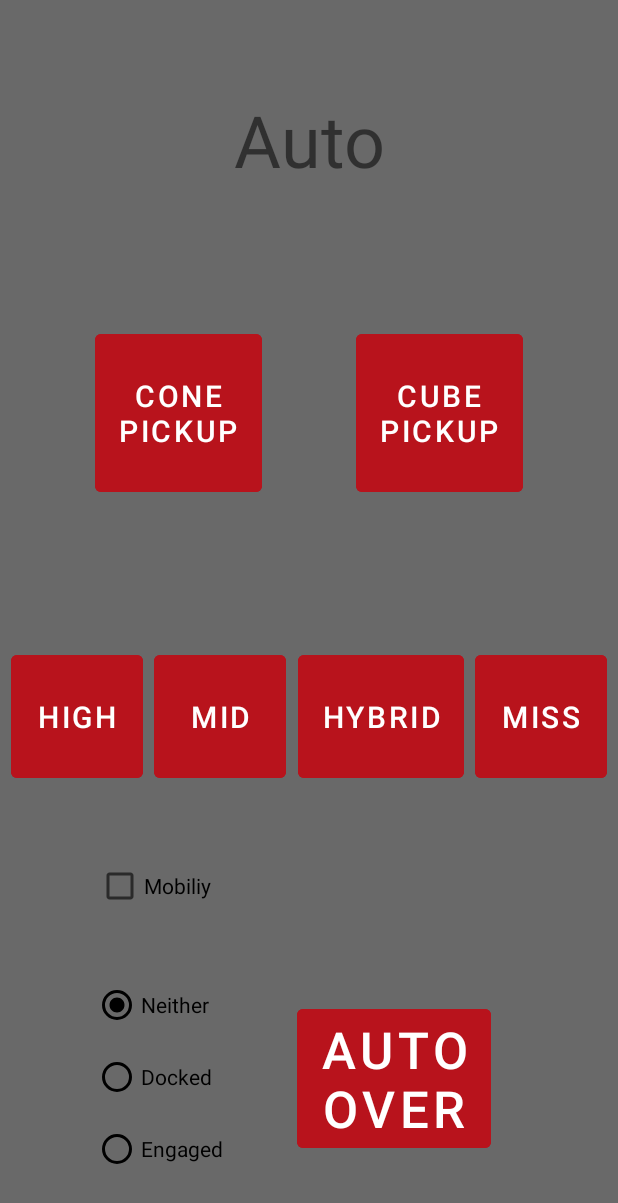
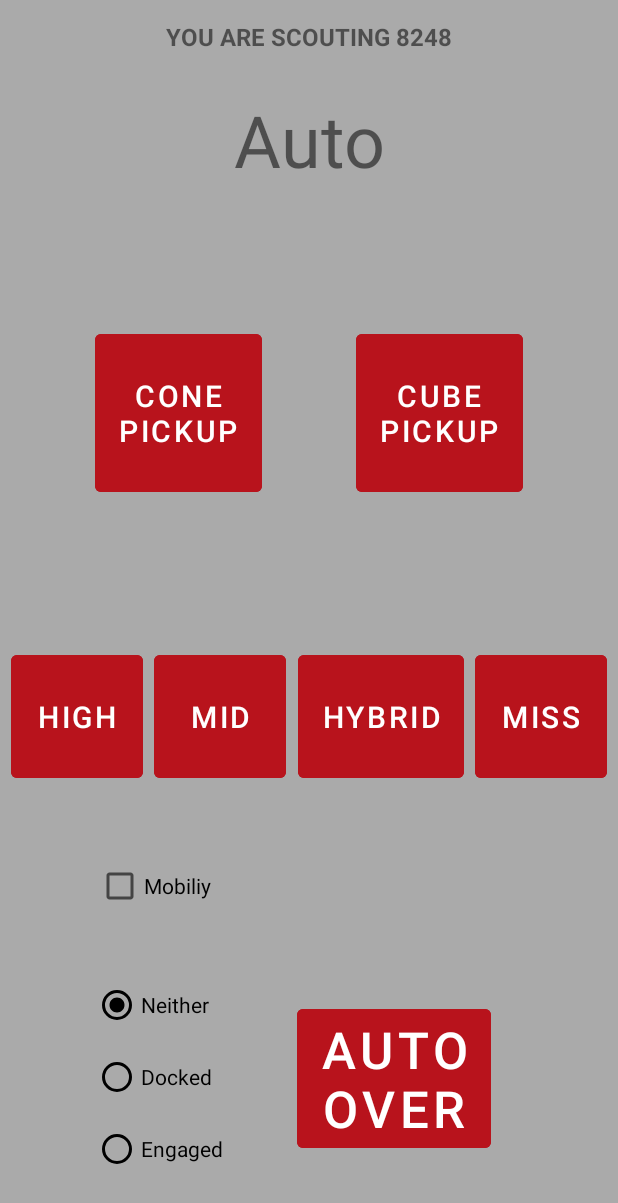
Before and after one commit to mojo626/ChainLynx-Scouting-App, an Android app: the MatchSetup screen opened directly, with no data from a screen before it, after a tap on "NEXT", on a phone screen of 412 x 824 dp. Shown: the top 1203 px of the screen. Run offline under Robolectric (Android 15) with nearby library versions, the phone set to English and light mode, and no system bars; 10 statements that could not run were skipped.

Commit message:
I added even more functionality including: - transferring text files to devices before compitition, so that you only have to input the match number and the device automatically knows the team number and alliance - some more UI changes including text at the top of the scouting screens telling you which team and match you are scouting

```diff
--- a/app/build.gradle
+++ b/app/build.gradle
@@ -33,6 +33,9 @@ dependencies {
     implementation 'androidx.appcompat:appcompat:1.6.0'
     implementation 'com.google.android.material:material:1.7.0'
     implementation 'androidx.constraintlayout:constraintlayout:2.1.4'
+    implementation 'com.google.android.gms:play-services-vision:11.8.0'
+    implementation 'com.github.jitpack:android-example:1.0.1'
+    implementation 'com.github.mik3y:usb-serial-for-android:3.4.6'
     testImplementation 'junit:junit:4.13.2'
     androidTestImplementation 'androidx.test.ext:junit:1.1.5'
     androidTestImplementation 'androidx.test.espresso:espresso-core:3.5.1'
--- a/app/src/main/java/com/example/chainlynxscoutingapp/AutoScouting.java
+++ b/app/src/main/java/com/example/chainlynxscoutingapp/AutoScouting.java
@@ -36,6 +36,8 @@ public class AutoScouting extends AppCompatActivity {
             data = extras.getString("data");
             //The key argument here must match that used in the other activity
         }
+        TextView text = (TextView)findViewById(R.id.teamScouting);
+        text.setText("YOU ARE SCOUTING " + data.split("/")[2] + " IN MATCH " + data.split("")[1]);
 
         Button coneScoredButton = findViewById(R.id.autoConePickup);
         coneScoredButton.setOnClickListener(new View.OnClickListener() {
--- a/app/src/main/java/com/example/chainlynxscoutingapp/MatchSetup.java
+++ b/app/src/main/java/com/example/chainlynxscoutingapp/MatchSetup.java
@@ -5,10 +5,16 @@ import androidx.appcompat.app.AppCompatActivity;
 import android.content.Intent;
 import android.os.Bundle;
 import android.provider.MediaStore;
+import android.util.Log;
 import android.view.View;
 import android.widget.Button;
 import android.widget.EditText;
 import android.widget.RadioGroup;
+
+import java.io.File;
+import java.io.FileInputStream;
+import java.io.FileNotFoundException;
+import java.io.IOException;
 
 public class MatchSetup extends AppCompatActivity {
 
@@ -18,26 +24,76 @@ public class MatchSetup extends AppCompatActivity {
         setContentView(R.layout.activity_match_setup);
 
 
+
+
         Button nextButton = findViewById(R.id.nextButton);
         nextButton.setOnClickListener(new View.OnClickListener() {
             public void onClick(View view) {
                 EditText matchNumber = findViewById(R.id.matchNumberInput);
-                EditText teamNumber = findViewById(R.id.teamNumberInput);
-                RadioGroup blueRedTeam = findViewById(R.id.blueRedGroup);
-                String team = "";
+//                EditText teamNumber = findViewById(R.id.teamNumberInput);
+//                RadioGroup blueRedTeam = findViewById(R.id.blueRedGroup);
+//                String team = "";
+//
+//                if (blueRedTeam.getCheckedRadioButtonId() == R.id.blueRadioButton)
+//                {
+//                    team = "Blue";
+//                } else {
+//                    team = "Red";
+//                }
 
-                if (blueRedTeam.getCheckedRadioButtonId() == R.id.blueRadioButton)
-                {
-                    team = "Blue";
-                } else {
-                    team = "Red";
+
+                String data = "";
+                try {
+                    data = getFileContent("/storage/sdcard0/ChainLynxScouting/tabletDataTeam0.txt"); //TODO Change the file name depending on which tablet it is
+                } catch (IOException e) {
+                    throw new RuntimeException(e);
                 }
+                int index = data.indexOf("/" + matchNumber.getText().toString() + "/");
+                String str1 = data.substring(index + 2 + matchNumber.getText().toString().length(), data.length()); //get the string of data after the match number
+                String[] str2 = str1.split("/"); //get the data from the last string before the next "/"
+                String teamAlliance = str2[0];
 
-                String value = matchNumber.getText().toString() + "/" + team + "/" + teamNumber.getText().toString() + "/";
+                String[] str3 = str2[1].split("/"); //Get the data before the next "/"
+                String teamNum = str3[0];
+                Log.d("test", str3[0]);
+
+
+
+                String value = matchNumber.getText().toString() + "/" + teamAlliance + "/" + teamNum.substring(3, teamNum.length()) + "/";
                 Intent i = new Intent(MatchSetup.this, AutoScouting.class);
                 i.putExtra("data", value);
                 startActivity(i);
             }
         });
     }
+
+    private String getFileContent(String targetFilePath) throws IOException {
+        File file = new File(targetFilePath);
+        FileInputStream fileInputStream = null;
+        try {
+            fileInputStream = new FileInputStream(file);
+        } catch (FileNotFoundException e) {
+            e.printStackTrace();
+        }
+
+        StringBuilder sb = null;
+        while (fileInputStream.available() > 0) {
+            if (null == sb) {
+                sb = new StringBuilder();
+            }
+            sb.append((char) fileInputStream.read());
+        }
+
+        String fileContent = null;
+        if (null != sb) {
+            fileContent = sb.toString();
+            // This is your file content in String.
+        }
+        try {
+            fileInputStream.close();
+        } catch (Exception e) {
+            e.printStackTrace();
+        }
+        return fileContent;
+    }
 }
--- a/app/src/main/java/com/example/chainlynxscoutingapp/TeleopScouting.java
+++ b/app/src/main/java/com/example/chainlynxscoutingapp/TeleopScouting.java
@@ -5,6 +5,7 @@ import androidx.appcompat.app.AppCompatActivity;
 import android.content.Intent;
 import android.graphics.Color;
 import android.os.Bundle;
+import android.util.Log;
 import android.view.View;
 import android.widget.Button;
 import android.widget.RadioGroup;
@@ -12,7 +13,7 @@ import android.widget.TextView;
 
 public class TeleopScouting extends AppCompatActivity {
 
-    private int teleopHighConesScored = 0;
+    public int teleopHighConesScored = 0;
     private int teleopHighCubesScored = 0;
     private int teleopMidConesScored = 0;
     private int teleopMidCubesScored = 0;
@@ -35,6 +36,8 @@ public class TeleopScouting extends AppCompatActivity {
             data = extras.getString("data");
             //The key argument here must match that used in the other activity
         }
+        TextView text = (TextView)findViewById(R.id.teamScouting2);
+        text.setText("YOU ARE SCOUTING " + data.split("/")[2] + " IN MATCH " + data.split("")[1]);
 
         Button coneScoredButton = findViewById(R.id.teleopConePickup);
         coneScoredButton.setOnClickListener(new View.OnClickListener() {
--- a/app/src/main/res/layout/activity_auto_scouting.xml
+++ b/app/src/main/res/layout/activity_auto_scouting.xml
@@ -5,6 +5,7 @@
     android:layout_width="match_parent"
     android:layout_height="match_parent"
     android:background="#696969"
+    android:backgroundTint="#aaaaaa"
     tools:context=".AutoScouting">
 
     <RadioGroup
@@ -181,4 +182,16 @@
         app:layout_constraintStart_toStartOf="parent"
         app:layout_constraintTop_toTopOf="parent"
         app:layout_constraintVertical_bias="0.73" />
+
+    <TextView
+        android:id="@+id/teamScouting"
+        android:layout_width="wrap_content"
+        android:layout_height="wrap_content"
+        android:layout_marginTop="13dp"
+        android:text="YOU ARE SCOUTING 8248"
+        android:textSize="16sp"
+        android:textStyle="bold"
+        app:layout_constraintEnd_toEndOf="parent"
+        app:layout_constraintStart_toStartOf="parent"
+        app:layout_constraintTop_toTopOf="parent" />
 </androidx.constraintlayout.widget.ConstraintLayout>
--- a/app/src/main/res/layout/activity_main.xml
+++ b/app/src/main/res/layout/activity_main.xml
@@ -5,6 +5,7 @@
     android:layout_width="match_parent"
     android:layout_height="match_parent"
     android:background="#696969"
+    android:backgroundTint="#aaaaaa"
     tools:context=".MainActivity">
 
     <Button
--- a/app/src/main/res/layout/activity_qr_code_display.xml
+++ b/app/src/main/res/layout/activity_qr_code_display.xml
@@ -4,7 +4,7 @@
     xmlns:tools="http://schemas.android.com/tools"
     android:layout_width="match_parent"
     android:layout_height="match_parent"
-    android:background="#696969"
+    android:background="#aaaaaa"
     tools:context=".QrCodeDisplay">
 
     <ImageView
--- a/gradle.properties
+++ b/gradle.properties
@@ -15,6 +15,7 @@ org.gradle.jvmargs=-Xmx2048m -Dfile.encoding=UTF-8
 # Android operating system, and which are packaged with your app's APK
 # https://developer.android.com/topic/libraries/support-library/androidx-rn
 android.useAndroidX=true
+android.enableJetifier=true
 # Enables namespacing of each library's R class so that its R class includes only the
 # resources declared in the library itself and none from the library's dependencies,
 # thereby reducing the size of the R class for that library
--- a/settings.gradle
+++ b/settings.gradle
@@ -10,6 +10,7 @@ dependencyResolutionManagement {
     repositories {
         google()
         mavenCentral()
+        maven { url 'https://jitpack.io' }
     }
 }
 rootProject.name = "ChainLynx Scouting App"
```
Also changed, not shown: app/src/main/AndroidManifest.xml (+12 -4 lines), app/src/main/java/com/example/chainlynxscoutingapp/MainActivity.java (+15 -1 lines), app/src/main/java/com/example/chainlynxscoutingapp/ScannedBarcodeActivity.java (added, +134 -0 lines), app/src/main/res/layout/activity_match_setup.xml (+9 -6 lines), app/src/main/res/layout/activity_scanned_barcode.xml (added, +33 -0 lines), app/src/main/res/layout/activity_teleop_scouting.xml (+13 -0 lines).
